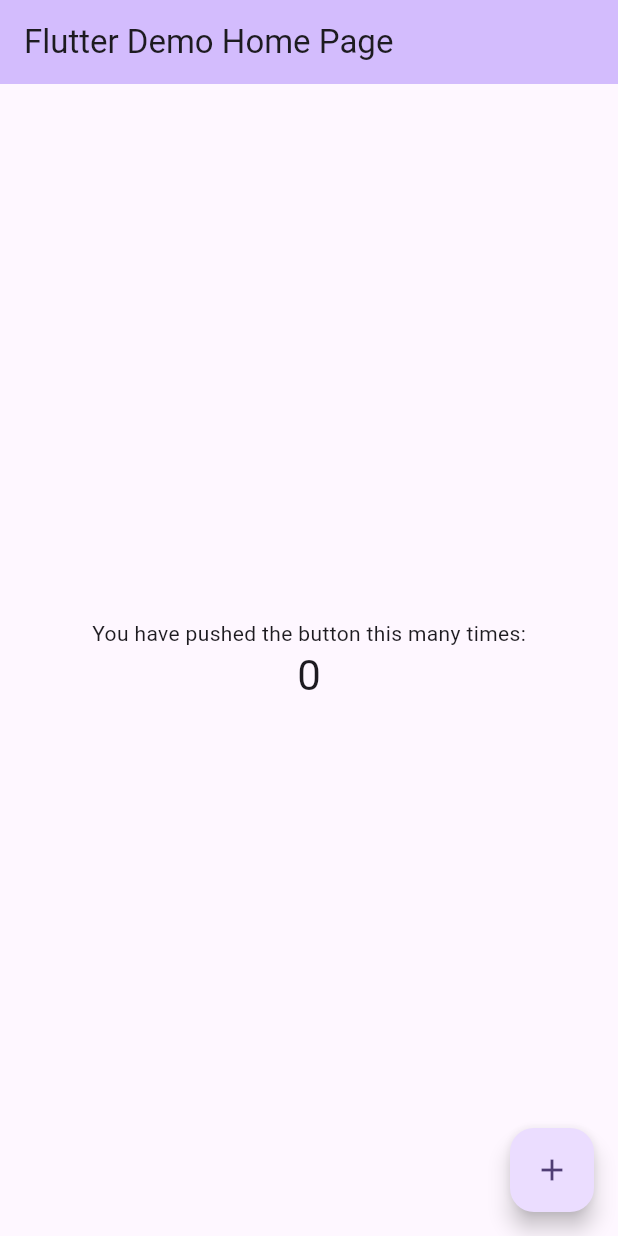
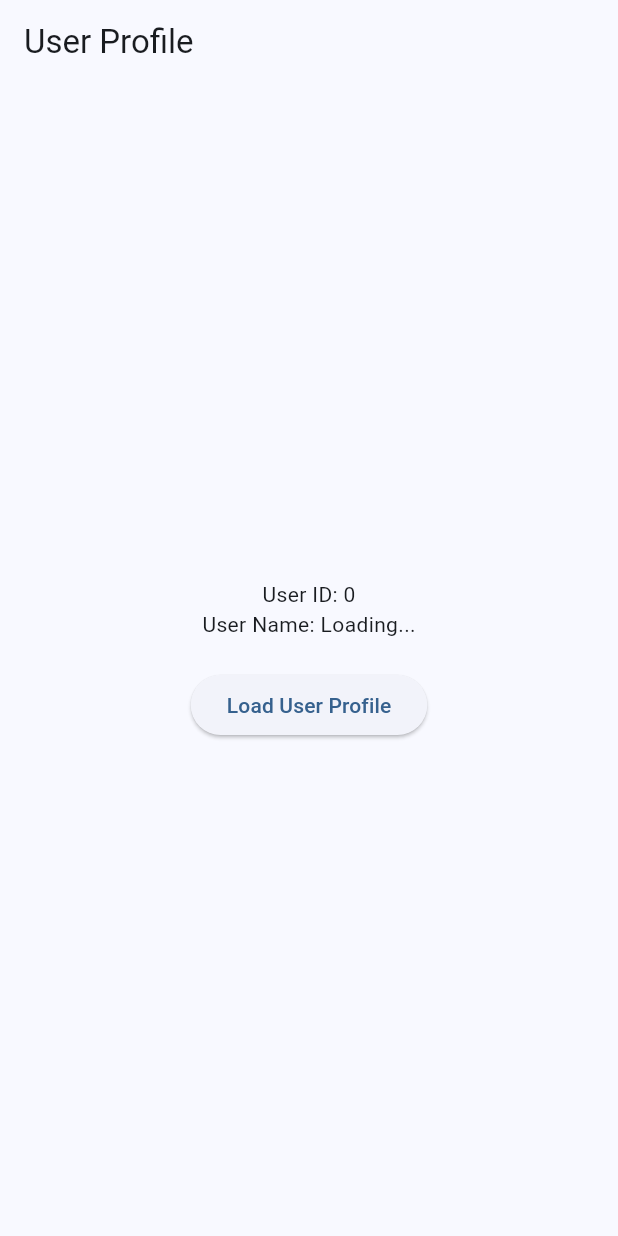
Before and after one commit to pablorg9/clean_architecture_basic_flutter, a Flutter app: the screen it shows after launch, on a phone screen of 412 x 824 dp. Run offline on Flutter 3.47's test engine with Material 3 defaults, Android fonts, the phone set to English and light mode, and no system bars; our stand-ins replace go_router.

Commit message:
app finished

```diff
--- /dev/null
+++ b/lib/config/router/app_router.dart
@@ -0,0 +1,10 @@
+import 'package:go_router/go_router.dart';
+import 'package:clean_architecture_basic_flutter/presentation/screens/screens.dart';
+
+final appRouter = GoRouter(initialLocation: '/',routes: [
+  GoRoute(
+    path: '/',
+    name: HomeScreen.name,
+    builder: (context, state) => const HomeScreen()
+  ),
+]);
--- /dev/null
+++ b/lib/config/theme/app_theme.dart
@@ -0,0 +1,30 @@
+import 'package:flutter/material.dart';
+
+const colorList = <Color>[
+  Colors.blue,
+  Colors.teal,
+  Colors.green,
+  Colors.red,
+  Colors.purple,
+  Colors.deepPurple,
+  Colors.orange,
+  Colors.pink,
+  Colors.pinkAccent,
+];
+
+class AppTheme {
+  final int selectedColor;
+
+  AppTheme({
+    this.selectedColor = 0
+  }) : assert(selectedColor >= 0, 'Selected color must be greather than 0'),
+       assert(selectedColor < colorList.length, 'Selected color must be less or equal than ${colorList.length - 1}');
+
+  ThemeData getTheme() => ThemeData(
+    useMaterial3: true,
+    colorSchemeSeed: colorList[selectedColor],
+    appBarTheme: const AppBarTheme(
+      centerTitle: false
+    )
+  );
+}
--- /dev/null
+++ b/lib/domain/entities/user.dart
@@ -0,0 +1,6 @@
+class User {
+  final int id;
+  final String name;
+
+  User({required this.id, required this.name});
+}
--- /dev/null
+++ b/lib/domain/repositories/user_repository.dart
@@ -0,0 +1,5 @@
+import 'package:clean_architecture_basic_flutter/domain/entities/user.dart';
+
+abstract class UserRepository {
+  Future<User> getUserProfile();
+}
--- /dev/null
+++ b/lib/domain/usecases/get_user_profile.dart
@@ -0,0 +1,12 @@
+import 'package:clean_architecture_basic_flutter/domain/entities/user.dart';
+import 'package:clean_architecture_basic_flutter/domain/repositories/user_repository.dart';
+
+class GetUserProfile {
+  final UserRepository repository;
+
+  GetUserProfile(this.repository);
+
+  Future<User> execute() {
+    return repository.getUserProfile();
+  }
+}
--- /dev/null
+++ b/lib/infrastructure/datasources/user_data_source.dart
@@ -0,0 +1,29 @@
+import 'package:clean_architecture_basic_flutter/infrastructure/models/user_model.dart';
+import 'package:http/http.dart' as http;
+import 'dart:convert';
+
+abstract class UserDataSource {
+  Future<UserModel> getUserProfile();
+}
+
+class UserDataSourceImpl implements UserDataSource {
+  final http.Client client;
+
+  UserDataSourceImpl({required this.client});
+
+  @override
+  Future<UserModel> getUserProfile() async {
+    final response = await client.get(
+      Uri.parse('https://jsonplaceholder.typicode.com/todos/1'),
+      headers: {
+        'Content-Type': 'application/json',
+      },
+    );
+
+    if (response.statusCode == 200) {
+      return UserModel.fromJson(json.decode(response.body));
+    } else {
+      throw Exception('Failed to load user profile');
+    }
+  }
+}
--- /dev/null
+++ b/lib/infrastructure/models/user_model.dart
@@ -0,0 +1,19 @@
+import 'package:clean_architecture_basic_flutter/domain/entities/user.dart';
+
+class UserModel extends User {
+  UserModel({required super.id, required super.name});
+
+  factory UserModel.fromJson(Map<String, dynamic> json) {
+    return UserModel(
+      id: json['id'],
+      name: json['title'],
+    );
+  }
+
+  Map<String, dynamic> toJson() {
+    return {
+      'id': id,
+      'name': name,
+    };
+  }
+}
--- /dev/null
+++ b/lib/infrastructure/repositories/user_repository.dart
@@ -0,0 +1,15 @@
+import 'package:clean_architecture_basic_flutter/domain/entities/user.dart';
+import 'package:clean_architecture_basic_flutter/domain/repositories/user_repository.dart';
+import 'package:clean_architecture_basic_flutter/infrastructure/datasources/user_data_source.dart';
+
+class UserRepositoryImpl implements UserRepository {
+  final UserDataSource userDataSource;
+
+  UserRepositoryImpl({required this.userDataSource});
+
+  @override
+  Future<User> getUserProfile() async {
+    await Future.delayed(const Duration(seconds: 2));
+    return await userDataSource.getUserProfile();
+  }
+}
--- /dev/null
+++ b/lib/injection_container.dart
@@ -0,0 +1,41 @@
+import 'package:flutter/material.dart';
+import 'package:clean_architecture_basic_flutter/infrastructure/datasources/user_data_source.dart';
+import 'package:http/http.dart' as http;
+import 'package:clean_architecture_basic_flutter/domain/repositories/user_repository.dart';
+import 'package:clean_architecture_basic_flutter/domain/usecases/get_user_profile.dart';
+import 'package:clean_architecture_basic_flutter/infrastructure/repositories/user_repository.dart';
+import 'package:provider/provider.dart';
+import 'package:provider/single_child_widget.dart';
+
+class InjectionContainer {
+  static List<SingleChildWidget> providers(BuildContext context) {
+    return [
+      // External
+      Provider<http.Client>(
+        create: (_) => http.Client(),
+      ),
+
+      // DataSources
+      Provider<UserDataSource>(
+        create: (context) => UserDataSourceImpl(
+          client: context.read<http.Client>(),
+        ),
+      ),
+      // Registro del repositorio
+      Provider<UserRepository>(
+        create: (context) => UserRepositoryImpl(
+          userDataSource: context.read<UserDataSource>(),
+        ),
+      ),
+
+      // Registro del caso de uso
+      Provider<GetUserProfile>(
+        create: (context) => GetUserProfile(
+          context.read<UserRepository>(),
+        ),
+      ),
+
+      // Otros providers relacionados pueden añadirse aquí...
+    ];
+  }
+}
--- a/lib/main.dart
+++ b/lib/main.dart
@@ -1,4 +1,10 @@
 import 'package:flutter/material.dart';
+import 'package:clean_architecture_basic_flutter/domain/usecases/get_user_profile.dart';
+import 'package:clean_architecture_basic_flutter/injection_container.dart';
+import 'package:clean_architecture_basic_flutter/presentation/providers/user_account_provider.dart';
+import 'package:provider/provider.dart';
+import 'package:clean_architecture_basic_flutter/config/router/app_router.dart';
+import 'package:clean_architecture_basic_flutter/config/theme/app_theme.dart';
 
 void main() {
   runApp(const MyApp());
@@ -7,119 +13,22 @@
 class MyApp extends StatelessWidget {
   const MyApp({super.key});
 
-  // This widget is the root of your application.
   @override
   Widget build(BuildContext context) {
-    return MaterialApp(
-      title: 'Flutter Demo',
-      theme: ThemeData(
-        // This is the theme of your application.
-        //
-        // TRY THIS: Try running your application with "flutter run". You'll see
-        // the application has a purple toolbar. Then, without quitting the app,
-        // try changing the seedColor in the colorScheme below to Colors.green
-        // and then invoke "hot reload" (save your changes or press the "hot
-        // reload" button in a Flutter-supported IDE, or press "r" if you used
-        // the command line to start the app).
-        //
-        // Notice that the counter didn't reset back to zero; the application
-        // state is not lost during the reload. To reset the state, use hot
-        // restart instead.
-        //
-        // This works for code too, not just values: Most code changes can be
-        // tested with just a hot reload.
-        colorScheme: ColorScheme.fromSeed(seedColor: Colors.deepPurple),
-        useMaterial3: true,
+    return MultiProvider(
+      providers: [
+        ...InjectionContainer.providers(context),
+        ChangeNotifierProvider(
+          create: (context) => UserAccountProvider(
+            getUserProfileUseCase: context.read<GetUserProfile>(),
+          ),
+        ),
+      ],
+      child: MaterialApp.router(
+        routerConfig: appRouter,
+        debugShowCheckedModeBanner: false,
+        theme: AppTheme(selectedColor: 0).getTheme(),
       ),
-      home: const MyHomePage(title: 'Flutter Demo Home Page'),
     );
   }
 }
-
-class MyHomePage extends StatefulWidget {
-  const MyHomePage({super.key, required this.title});
-
-  // This widget is the home page of your application. It is stateful, meaning
-  // that it has a State object (defined below) that contains fields that affect
-  // how it looks.
-
-  // This class is the configuration for the state. It holds the values (in this
-  // case the title) provided by the parent (in this case the App widget) and
-  // used by the build method of the State. Fields in a Widget subclass are
-  // always marked "final".
-
-  final String title;
-
-  @override
-  State<MyHomePage> createState() => _MyHomePageState();
-}
-
-class _MyHomePageState extends State<MyHomePage> {
-  int _counter = 0;
-
-  void _incrementCounter() {
-    setState(() {
-      // This call to setState tells the Flutter framework that something has
-      // changed in this State, which causes it to rerun the build method below
-      // so that the display can reflect the updated values. If we changed
-      // _counter without calling setState(), then the build method would not be
-      // called again, and so nothing would appear to happen.
-      _counter++;
-    });
-  }
-
-  @override
-  Widget build(BuildContext context) {
-    // This method is rerun every time setState is called, for instance as done
-    // by the _incrementCounter method above.
-    //
-    // The Flutter framework has been optimized to make rerunning build methods
-    // fast, so that you can just rebuild anything that needs updating rather
-    // than having to individually change instances of widgets.
-    return Scaffold(
-      appBar: AppBar(
-        // TRY THIS: Try changing the color here to a specific color (to
-        // Colors.amber, perhaps?) and trigger a hot reload to see the AppBar
-        // change color while the other colors stay the same.
-        backgroundColor: Theme.of(context).colorScheme.inversePrimary,
-        // Here we take the value from the MyHomePage object that was created by
-        // the App.build method, and use it to set our appbar title.
-        title: Text(widget.title),
-      ),
-      body: Center(
-        // Center is a layout widget. It takes a single child and positions it
-        // in the middle of the parent.
-        child: Column(
-          // Column is also a layout widget. It takes a list of children and
-          // arranges them vertically. By default, it sizes itself to fit its
-          // children horizontally, and tries to be as tall as its parent.
-          //
-          // Column has various properties to control how it sizes itself and
-          // how it positions its children. Here we use mainAxisAlignment to
-          // center the children vertically; the main axis here is the vertical
-          // axis because Columns are vertical (the cross axis would be
-          // horizontal).
-          //
-          // TRY THIS: Invoke "debug painting" (choose the "Toggle Debug Paint"
-          // action in the IDE, or press "p" in the console), to see the
-          // wireframe for each widget.
-          mainAxisAlignment: MainAxisAlignment.center,
-          children: <Widget>[
-            const Text(
-              'You have pushed the button this many times:',
-            ),
-            Text(
-              '$_counter',
-              style: Theme.of(context).textTheme.headlineMedium,
-            ),
-          ],
-        ),
-      ),
-      floatingActionButton: FloatingActionButton(
-        onPressed: _incrementCounter,
-        tooltip: 'Increment',
-        child: const Icon(Icons.add),
-      ), // This trailing comma makes auto-formatting nicer for build methods.
-    );
-  }
-}
--- /dev/null
+++ b/lib/presentation/providers/user_account_provider.dart
@@ -0,0 +1,21 @@
+import 'package:flutter/material.dart';
+import 'package:clean_architecture_basic_flutter/domain/entities/user.dart';
+import 'package:clean_architecture_basic_flutter/domain/usecases/get_user_profile.dart';
+// import 'package:toktik/domain/entities/video_post.dart';
+// import 'package:toktik/domain/repositories/video_posts_repository.dart';
+
+
+class UserAccountProvider extends ChangeNotifier {
+  final GetUserProfile getUserProfileUseCase;
+  User user = User(id: 0, name: "Loading...");
+
+  UserAccountProvider({required this.getUserProfileUseCase});
+
+
+  Future<void> getUserProfile() async {
+    await Future.delayed(const Duration(seconds: 2));
+
+    user = await getUserProfileUseCase.execute();
+    notifyListeners();
+  }
+}
--- /dev/null
+++ b/lib/presentation/screens/home/home.dart
@@ -0,0 +1,36 @@
+import 'package:flutter/material.dart';
+import 'package:clean_architecture_basic_flutter/presentation/providers/user_account_provider.dart';
+import 'package:provider/provider.dart';
+
+class HomeScreen extends StatelessWidget {
+  static const String name = 'home_screen';
+
+  const HomeScreen({super.key});
+
+  @override
+  Widget build(BuildContext context) {
+    final userAccountProvider = context.watch<UserAccountProvider>();
+
+    return Scaffold(
+      appBar: AppBar(
+        title: const Text('User Profile'),
+      ),
+      body: Center(
+        child: Column(
+                mainAxisAlignment: MainAxisAlignment.center,
+                children: [
+                  Text('User ID: ${userAccountProvider.user.id}'),
+                  Text('User Name: ${userAccountProvider.user.name}'),
+                  const SizedBox(height: 20),
+                  ElevatedButton(
+                    onPressed: () async {
+                      await userAccountProvider.getUserProfile();
+                    },
+                    child: const Text('Load User Profile'),
+                  ),
+                ],
+              ),
+      ),
+    );
+  }
+}
--- /dev/null
+++ b/lib/presentation/screens/screens.dart
@@ -0,0 +1 @@
+export 'package:clean_architecture_basic_flutter/presentation/screens/home/home.dart';
```
Also changed, not shown: pubspec.yaml (+5 -17 lines), pubspec.lock.
